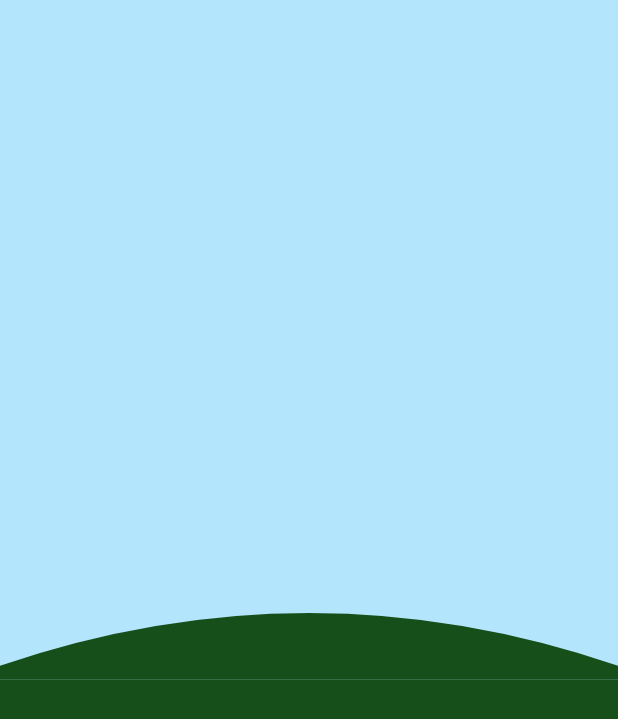
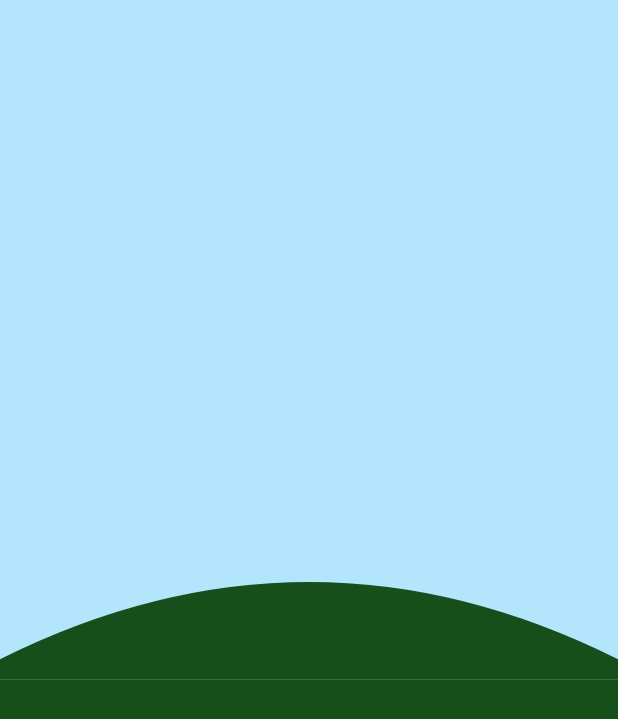
Before and after one commit to matiasleyba/recap_page_animations, a Flutter app: the ThirdPage screen opened directly, on a phone screen of 412 x 824 dp. Shown: the top 719 px of the screen. Run offline on Flutter 3.47's test engine with Material 3 defaults, Android fonts, the phone set to English and light mode, and no system bars; our stand-ins replace bloc, dots_indicator, flutter_bloc; generated files the repository leaves out were written again.

Commit message:
feat: add text to third screen

```diff
--- a/lib/recap/widgets/third_page.dart
+++ b/lib/recap/widgets/third_page.dart
@@ -17,6 +17,7 @@ class _ThirdPageState extends State<ThirdPage> with TickerProviderStateMixin {
   late Animation<Offset> _circleOffSetanimation;
   late final Animation<double> _circleScaleAnimation;
   late final Animation<double> _circleClipAnimation;
+  late final Animation<double> _secondTextAnimation;
   final _animationDuration = const Duration(milliseconds: 1200);
 
   @override
@@ -28,7 +29,7 @@ class _ThirdPageState extends State<ThirdPage> with TickerProviderStateMixin {
     );
     _circleAnimationController = AnimationController(
       vsync: this,
-      duration: const Duration(milliseconds: 200),
+      duration: const Duration(milliseconds: 1000),
     );
     _circleOffSetanimation =
         Tween<Offset>(
@@ -48,7 +49,14 @@ class _ThirdPageState extends State<ThirdPage> with TickerProviderStateMixin {
     _circleClipAnimation = Tween<double>(begin: 0, end: 1).animate(
       CurvedAnimation(
         parent: _circleAnimationController,
-        curve: Curves.easeOut,
+        curve: const Interval(0.2, 0.7, curve: Curves.easeOut),
+      ),
+    );
+
+    _secondTextAnimation = Tween<double>(begin: 0, end: 1).animate(
+      CurvedAnimation(
+        parent: _circleAnimationController,
+        curve: const Interval(0.7, 1, curve: Curves.ease),
       ),
     );
 
@@ -95,6 +103,47 @@ class _ThirdPageState extends State<ThirdPage> with TickerProviderStateMixin {
               ),
             ),
           ),
+          Align(
+            alignment: const Alignment(0, 0.4),
+            child: FadeTransition(
+              opacity: _secondTextAnimation,
+              child: Padding(
+                padding: const EdgeInsets.symmetric(horizontal: 16),
+                child: RichText(
+                  textAlign: TextAlign.left,
+                  textWidthBasis: TextWidthBasis.longestLine,
+                  text: TextSpan(
+                    style: const TextStyle(
+                      color: Colors.white,
+                      fontSize: 24,
+                      fontWeight: FontWeight.w600,
+                    ),
+                    children: [
+                      const TextSpan(
+                        text: 'Your items are especially popular during\n',
+                      ),
+                      const WidgetSpan(child: SizedBox(height: 50)),
+                      TextSpan(
+                        text: 'Thanksgiving',
+                        style: TextStyle(
+                          color: AppColors.lightBlue,
+                          fontSize: 36,
+                          fontWeight: FontWeight.w600,
+                        ),
+                      ),
+                      const TextSpan(
+                        text: '\n',
+                      ),
+                      const WidgetSpan(child: SizedBox(height: 60)),
+                      const TextSpan(
+                        text: '--when you had the most orders!',
+                      ),
+                    ],
+                  ),
+                ),
+              ),
+            ),
+          ),
         ],
       ),
     );
@@ -134,7 +183,7 @@ class TwoCirclesPainter extends CustomPainter {
 
     final path = Path()..addRRect(rect);
 
-    final curveDepth = lerpDouble(0, size.height * 0.06, progress)! * progress;
+    final curveDepth = lerpDouble(0, size.height * 0.1, progress)! * progress;
 
     canvas.drawPath(path, paint);
 
```
